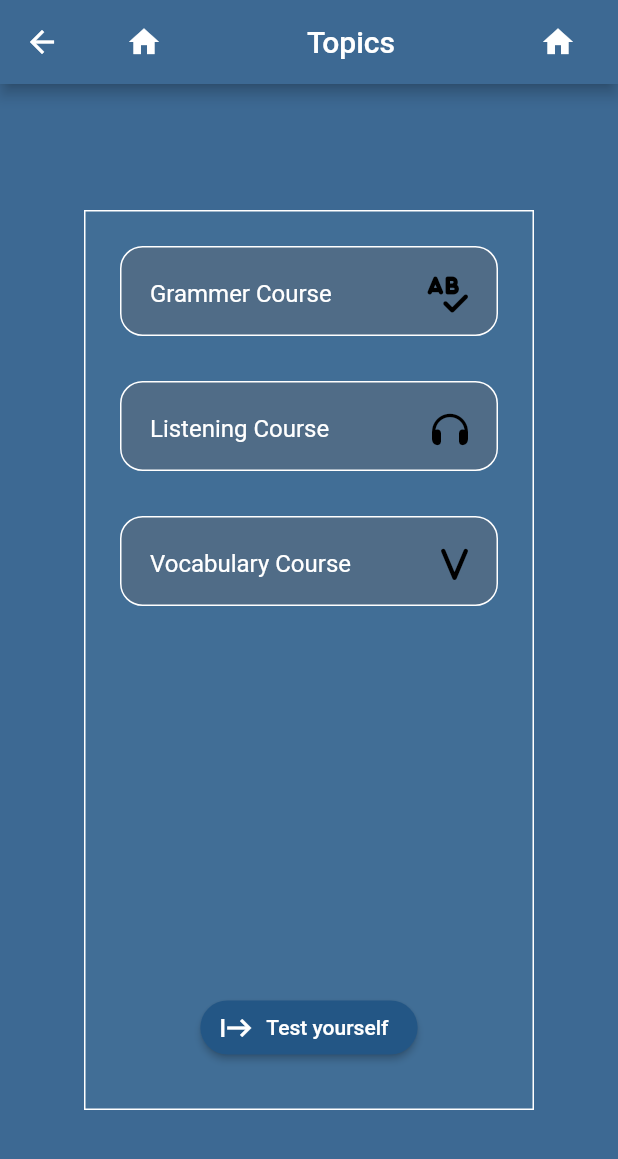
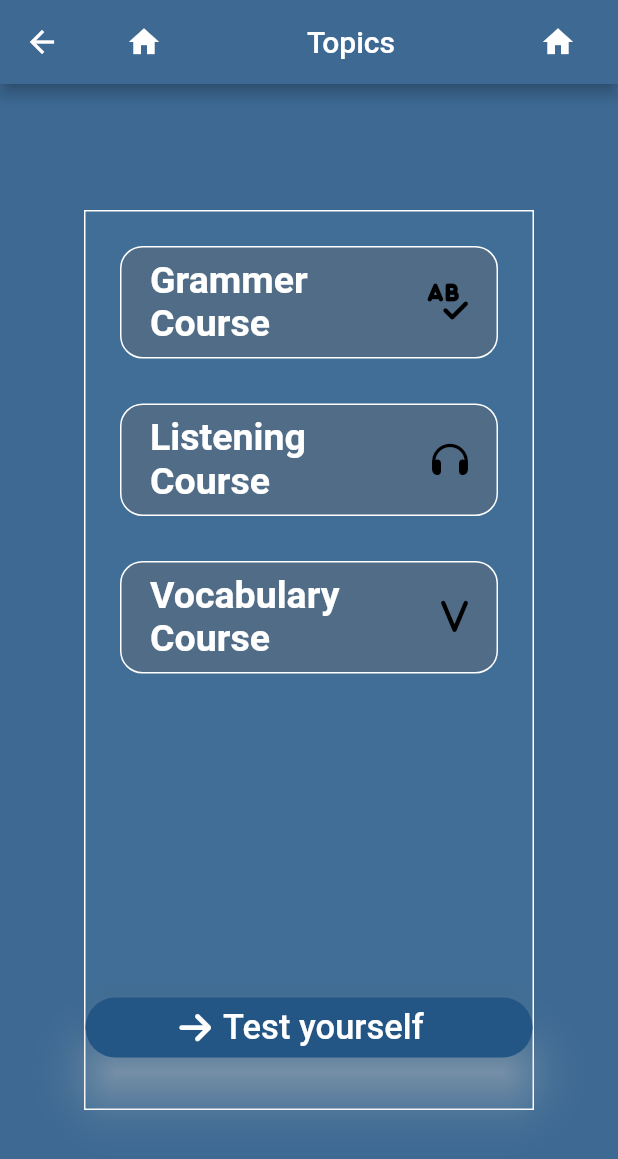
Before and after one commit to Nizar-Sweiss/Lab_11, a Flutter app: the Tobics screen opened by its route, on a phone screen of 412 x 824 dp. Shown: the top 1159 px of the screen. Run offline on Flutter 3.47's test engine with Material 2 defaults, Android fonts, the phone set to English and light mode, and no system bars; our stand-ins replace audioplayers, font_awesome_flutter, google_fonts, rounded_loading_button, youtube_player_flutter; network calls fail; Roboto replaces fonts that are missing (Adamina).

Commit message:
font and a little design fixes

```diff
--- a/main/lib/Components/TobicsWidget.dart
+++ b/main/lib/Components/TobicsWidget.dart
@@ -1,4 +1,5 @@
 import 'package:flutter/material.dart';
+import 'package:google_fonts/google_fonts.dart';
 import 'package:lab011/Components/words%20_and%20_pictures.dart';
 import 'package:font_awesome_flutter/font_awesome_flutter.dart';
 
@@ -17,7 +18,7 @@ class Tobicsw extends StatelessWidget {
             Navigator.popAndPushNamed(context, "$myRout");
           },
           child: Container(
-            height: 60,
+            height: 75,
             decoration: BoxDecoration(
               color: Color.fromARGB(255, 80, 108, 135),
               border: Border.all(
@@ -33,7 +34,10 @@ class Tobicsw extends StatelessWidget {
             child: ListTile(
               title: Text(
                 "$title",
-                style: TextStyle(color: Colors.white),
+                style: GoogleFonts.alegreyaSansSc(
+                    color: Colors.white,
+                    fontSize: 25,
+                    fontWeight: FontWeight.bold),
               ),
               trailing: topicIcon,
             ),
--- a/main/lib/Screens/Tobics.dart
+++ b/main/lib/Screens/Tobics.dart
@@ -1,5 +1,6 @@
 import 'package:flutter/material.dart';
 import 'package:font_awesome_flutter/font_awesome_flutter.dart';
+import 'package:google_fonts/google_fonts.dart';
 
 import '../Components/TobicsWidget.dart';
 import '../Components/home_button.dart';
@@ -79,9 +80,16 @@ class Tobics extends StatelessWidget {
                   onPressed: () {
                     Navigator.popAndPushNamed(context, "Quizes");
                   },
-                  icon: Icon(Icons.start),
-                  label: Text("Test yourself "),
+                  icon: FaIcon(FontAwesomeIcons.arrowRight),
+                  label: Text(
+                    "Test yourself ",
+                    style:
+                        GoogleFonts.adamina(color: Colors.white, fontSize: 23),
+                  ),
                   style: ElevatedButton.styleFrom(
+                    shadowColor: Color.fromARGB(255, 255, 255, 255),
+                    elevation: 15,
+                    fixedSize: Size(300, 40),
                     shape: new RoundedRectangleBorder(
                       borderRadius: new BorderRadius.circular(30),
                     ),
```
Also changed, not shown: main/lib/Screens/Listening/listening_lesson2.dart (+0 -21 lines), main/lib/homepage.dart (+31 -34 lines).
